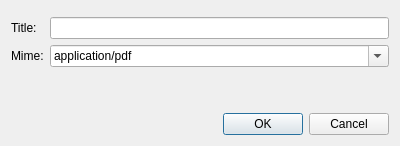
Qt form ui/dialog_document.ui (jwjulien/inventory) before a commit.
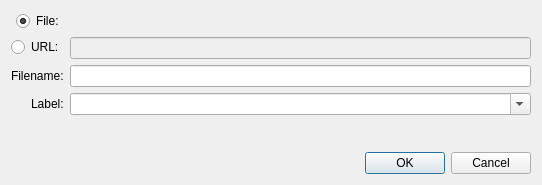
The same form after that commit. Custom widgets are drawn as their Qt base class.

Commit message: refactored Documents to remove References - Documents will see minimal sharing so while the idea was well intentioned, it will inevitably be FAR more effort with the old scheme

The edit to the form file:
```diff
--- a/ui/dialog_document.ui
+++ b/ui/dialog_document.ui
@@ -6,15 +6,28 @@
    <rect>
     <x>0</x>
     <y>0</y>
-    <width>400</width>
-    <height>146</height>
+    <width>542</width>
+    <height>185</height>
    </rect>
   </property>
   <property name="windowTitle">
    <string>Document</string>
   </property>
-  <layout class="QVBoxLayout" name="verticalLayout">
-   <item>
+  <layout class="QFormLayout" name="formLayout">
+   <property name="labelAlignment">
+    <set>Qt::AlignRight|Qt::AlignTrailing|Qt::AlignVCenter</set>
+   </property>
+   <item row="0" column="0">
+    <widget class="QRadioButton" name="select_file">
+     <property name="text">
+      <string>File:</string>
+     </property>
+     <property name="checked">
+      <bool>true</bool>
+     </property>
+    </widget>
+   </item>
+   <item row="0" column="1">
     <widget class="FileSelectWidget" name="file" native="true">
      <property name="sizePolicy">
       <sizepolicy hsizetype="Preferred" vsizetype="Minimum">
@@ -24,49 +37,28 @@
      </property>
     </widget>
    </item>
-   <item>
-    <layout class="QFormLayout" name="formLayout">
-     <item row="0" column="0">
-      <widget class="QLabel" name="lbl_title">
-       <property name="text">
-        <string>Title:</string>
-       </property>
-      </widget>
-     </item>
-     <item row="0" column="1">
-      <widget class="QLineEdit" name="title">
-       <property name="maxLength">
-        <number>40</number>
-       </property>
-      </widget>
-     </item>
-     <item row="1" column="0">
-      <widget class="QLabel" name="lbl_mime">
-       <property name="text">
-        <string>Mime:</string>
-       </property>
-      </widget>
-     </item>
-     <item row="1" column="1">
-      <widget class="QComboBox" name="mime">
-       <property name="editable">
-        <bool>true</bool>
-       </property>
-       <item>
-        <property name="text">
-         <string>application/pdf</string>
-        </property>
-       </item>
-       <item>
-        <property name="text">
-         <string>text/markdown</string>
-        </property>
-       </item>
-      </widget>
-     </item>
-    </layout>
+   <item row="1" column="0">
+    <widget class="QRadioButton" name="select_url">
+     <property name="text">
+      <string>URL:</string>
+     </property>
+    </widget>
    </item>
-   <item>
+   <item row="1" column="1">
+    <widget class="QLineEdit" name="url">
+     <property name="enabled">
+      <bool>false</bool>
+     </property>
+    </widget>
+   </item>
+   <item row="3" column="0">
+    <widget class="QLabel" name="lbl_label">
+     <property name="text">
+      <string>Label:</string>
+     </property>
+    </widget>
+   </item>
+   <item row="5" column="1">
     <spacer name="verticalSpacer">
      <property name="orientation">
       <enum>Qt::Vertical</enum>
@@ -79,7 +71,7 @@
      </property>
     </spacer>
    </item>
-   <item>
+   <item row="6" column="1">
     <widget class="QDialogButtonBox" name="buttons">
      <property name="orientation">
       <enum>Qt::Horizontal</enum>
@@ -89,6 +81,48 @@
      </property>
     </widget>
    </item>
+   <item row="2" column="0">
+    <widget class="QLabel" name="lbl_filename">
+     <property name="text">
+      <string>Filename:</string>
+     </property>
+    </widget>
+   </item>
+   <item row="2" column="1">
+    <widget class="QLineEdit" name="filename"/>
+   </item>
+   <item row="3" column="1">
+    <widget class="QComboBox" name="label">
+     <property name="editable">
+      <bool>true</bool>
+     </property>
+     <item>
+      <property name="text">
+       <string/>
+      </property>
+     </item>
+     <item>
+      <property name="text">
+       <string>Datasheet</string>
+      </property>
+     </item>
+     <item>
+      <property name="text">
+       <string>Drawing</string>
+      </property>
+     </item>
+     <item>
+      <property name="text">
+       <string>Specifications</string>
+      </property>
+     </item>
+     <item>
+      <property name="text">
+       <string>Model</string>
+      </property>
+     </item>
+    </widget>
+   </item>
   </layout>
  </widget>
  <customwidgets>
```
Left out of the diff: 2 changed lines with no effect on the pictures. The commit also changes 13 other files.
